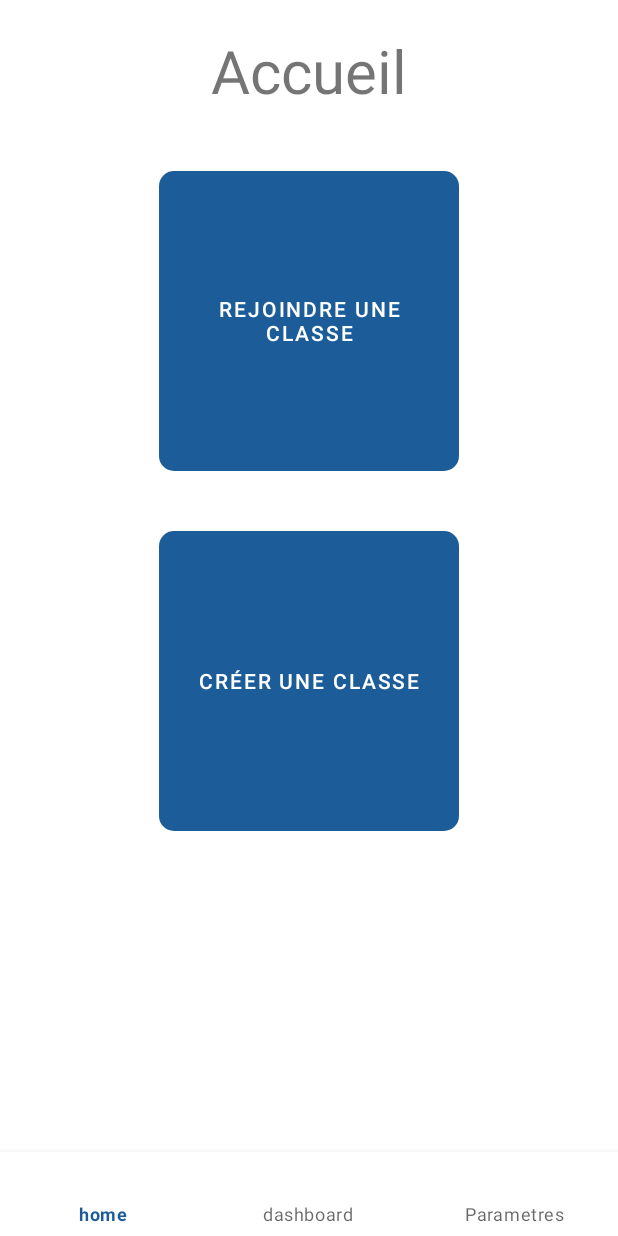
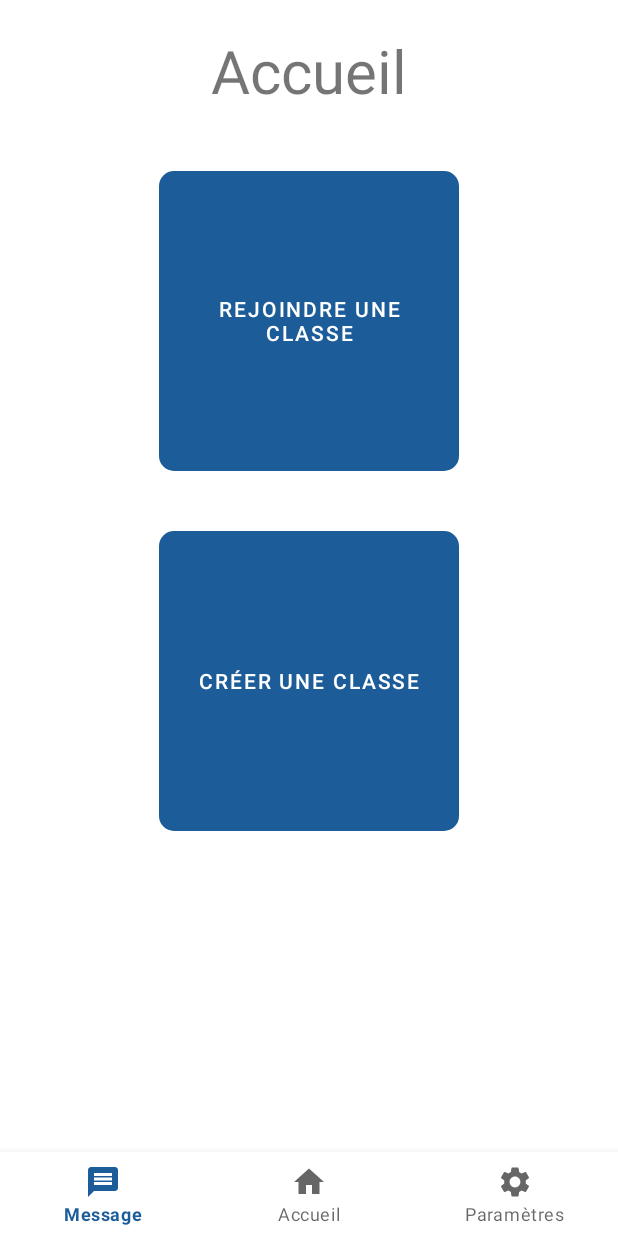
Before and after one commit to Rom2-ls/MyClass, an Android app: the screen it shows after launch once a user with an empty profile is signed in (HomeActivity), on a phone screen of 412 x 824 dp. Run offline under Robolectric (Android 15) with nearby library versions, the phone set to English and light mode, and no system bars; our stand-ins replace Firebase (no records; nobody signed in at launch, a user with empty details on screens opened directly).

Commit message:
Ajout des logos dans la nav

```diff
--- a/app/src/main/java/com/example/myclass/HomeActivity.kt
+++ b/app/src/main/java/com/example/myclass/HomeActivity.kt
@@ -37,7 +37,7 @@ class HomeActivity : AppCompatActivity() {
                     Log.d("TEST", "switch to acticity home")
                     true
                 }
-                R.id.navigation_dashboard -> {
+                R.id.navigation_message -> {
                     Log.d("TEST", "switch to acticity dash")
                     true
                 }
--- /dev/null
+++ b/app/src/main/res/drawable/ic_baseline_home_24.xml
@@ -0,0 +1,5 @@
+<vector android:height="24dp" android:tint="#FFFFFF"
+    android:viewportHeight="24" android:viewportWidth="24"
+    android:width="24dp" xmlns:android="http://schemas.android.com/apk/res/android">
+    <path android:fillColor="@android:color/white" android:pathData="M10,20v-6h4v6h5v-8h3L12,3 2,12h3v8z"/>
+</vector>
--- /dev/null
+++ b/app/src/main/res/drawable/ic_baseline_message_24.xml
@@ -0,0 +1,5 @@
+<vector android:autoMirrored="true" android:height="24dp"
+    android:tint="#FFFFFF" android:viewportHeight="24"
+    android:viewportWidth="24" android:width="24dp" xmlns:android="http://schemas.android.com/apk/res/android">
+    <path android:fillColor="@android:color/white" android:pathData="M20,2L4,2c-1.1,0 -1.99,0.9 -1.99,2L2,22l4,-4h14c1.1,0 2,-0.9 2,-2L22,4c0,-1.1 -0.9,-2 -2,-2zM18,14L6,14v-2h12v2zM18,11L6,11L6,9h12v2zM18,8L6,8L6,6h12v2z"/>
+</vector>
--- /dev/null
+++ b/app/src/main/res/drawable/ic_baseline_settings_24.xml
@@ -0,0 +1,5 @@
+<vector android:height="24dp" android:tint="#FFFFFF"
+    android:viewportHeight="24" android:viewportWidth="24"
+    android:width="24dp" xmlns:android="http://schemas.android.com/apk/res/android">
+    <path android:fillColor="@android:color/white" android:pathData="M19.14,12.94c0.04,-0.3 0.06,-0.61 0.06,-0.94c0,-0.32 -0.02,-0.64 -0.07,-0.94l2.03,-1.58c0.18,-0.14 0.23,-0.41 0.12,-0.61l-1.92,-3.32c-0.12,-0.22 -0.37,-0.29 -0.59,-0.22l-2.39,0.96c-0.5,-0.38 -1.03,-0.7 -1.62,-0.94L14.4,2.81c-0.04,-0.24 -0.24,-0.41 -0.48,-0.41h-3.84c-0.24,0 -0.43,0.17 -0.47,0.41L9.25,5.35C8.66,5.59 8.12,5.92 7.63,6.29L5.24,5.33c-0.22,-0.08 -0.47,0 -0.59,0.22L2.74,8.87C2.62,9.08 2.66,9.34 2.86,9.48l2.03,1.58C4.84,11.36 4.8,11.69 4.8,12s0.02,0.64 0.07,0.94l-2.03,1.58c-0.18,0.14 -0.23,0.41 -0.12,0.61l1.92,3.32c0.12,0.22 0.37,0.29 0.59,0.22l2.39,-0.96c0.5,0.38 1.03,0.7 1.62,0.94l0.36,2.54c0.05,0.24 0.24,0.41 0.48,0.41h3.84c0.24,0 0.44,-0.17 0.47,-0.41l0.36,-2.54c0.59,-0.24 1.13,-0.56 1.62,-0.94l2.39,0.96c0.22,0.08 0.47,0 0.59,-0.22l1.92,-3.32c0.12,-0.22 0.07,-0.47 -0.12,-0.61L19.14,12.94zM12,15.6c-1.98,0 -3.6,-1.62 -3.6,-3.6s1.62,-3.6 3.6,-3.6s3.6,1.62 3.6,3.6S13.98,15.6 12,15.6z"/>
+</vector>
--- a/app/src/main/res/menu/bottom_nav_menu.xml
+++ b/app/src/main/res/menu/bottom_nav_menu.xml
@@ -1,13 +1,21 @@
-<menu xmlns:android="http://schemas.android.com/apk/res/android">
+<menu xmlns:android="http://schemas.android.com/apk/res/android"
+    android:background="#1C5D99"
+    >
+    <item
+        android:id="@+id/navigation_message"
+        android:icon="@drawable/ic_baseline_message_24"
+        android:color="#ffffff"
+        android:title="Message" />
+
     <item
         android:id="@+id/navigation_home"
-        android:title="home" />
-
-    <item
-        android:id="@+id/navigation_dashboard"
-        android:title="dashboard" />
+        android:icon="@drawable/ic_baseline_home_24"
+        android:color="#ffffff"
+        android:title="Accueil" />
 
     <item
         android:id="@+id/navigation_parametres"
-        android:title="Parametres" />
+        android:icon="@drawable/ic_baseline_settings_24"
+        android:color="#ffffff"
+        android:title="Paramètres" />
 </menu>
```
